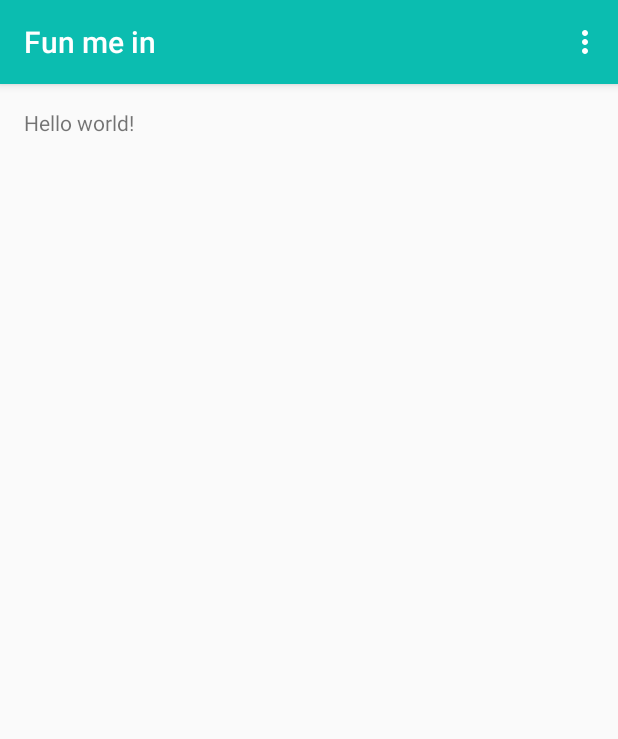
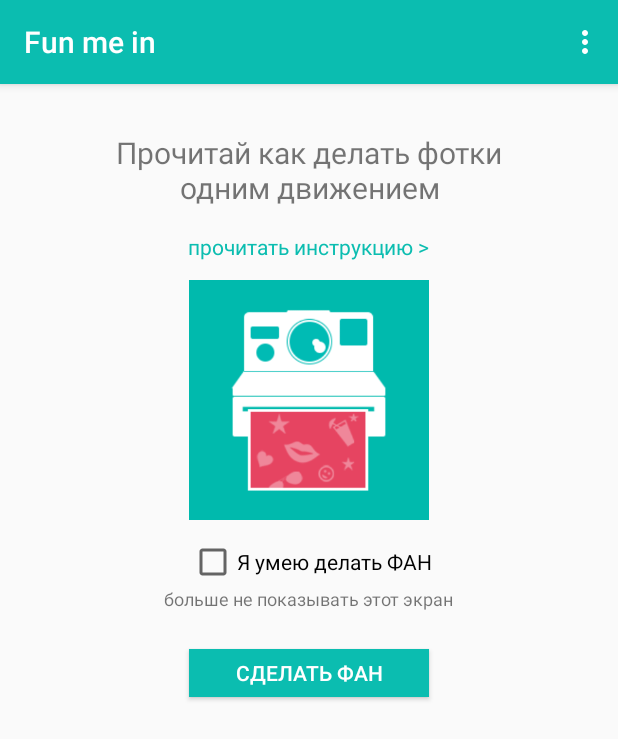
Before and after one commit to prognostic/foto-fun, an Android app: the screen it shows after launch (MainActivity), on a phone screen of 412 x 824 dp. Shown: the top 739 px of the screen. Run offline under Robolectric (Android 15) with nearby library versions, the phone set to English and light mode, and no system bars.

Commit message:
Made a welcome page.

```diff
--- a/app/src/main/res/layout/activity_main.xml
+++ b/app/src/main/res/layout/activity_main.xml
@@ -1,11 +1,76 @@
 <RelativeLayout xmlns:android="http://schemas.android.com/apk/res/android"
-    xmlns:tools="http://schemas.android.com/tools" android:layout_width="match_parent"
-    android:layout_height="match_parent" android:paddingLeft="@dimen/activity_horizontal_margin"
+    xmlns:tools="http://schemas.android.com/tools"
+    android:layout_width="fill_parent"
+    android:layout_height="match_parent"
+    android:paddingBottom="@dimen/activity_vertical_margin"
+    android:paddingLeft="@dimen/activity_horizontal_margin"
     android:paddingRight="@dimen/activity_horizontal_margin"
     android:paddingTop="@dimen/activity_vertical_margin"
-    android:paddingBottom="@dimen/activity_vertical_margin" tools:context=".MainActivity">
+    tools:context=".MainActivity">
 
-    <TextView android:text="@string/hello_world" android:layout_width="wrap_content"
-        android:layout_height="wrap_content" />
+    <TextView
+        android:layout_width="wrap_content"
+        android:layout_height="wrap_content"
+        android:text="@string/read_how_to"
+        android:textSize="20dp"
+        android:layout_marginLeft="32dp"
+        android:layout_marginRight="32dp"
+        android:gravity="center"
+        android:id="@+id/read_how_to"
+        android:layout_marginTop="16dp" />
+
+    <TextView
+        android:layout_width="wrap_content"
+        android:layout_height="wrap_content"
+        android:text="@string/go_to_tutorial"
+        android:id="@+id/textView"
+        android:layout_below="@+id/read_how_to"
+        android:layout_centerHorizontal="true"
+        android:layout_marginTop="16dp"
+        android:layout_marginBottom="16dp"
+        android:textColor="#0BBDB0" />
+
+    <ImageView
+        android:layout_width="160dp"
+        android:layout_height="160dp"
+        android:id="@+id/tutorial_logo"
+        android:layout_below="@+id/read_how_to"
+        android:layout_centerHorizontal="true"
+        android:layout_marginTop="48dp"
+        android:src="@drawable/tutorial_logo"
+        android:maxHeight="32dp"
+        android:maxWidth="32dp" />
+
+    <CheckBox
+        android:layout_width="wrap_content"
+        android:layout_height="wrap_content"
+        android:text="Я умею делать ФАН"
+        android:id="@+id/checkBox"
+        android:layout_marginTop="12dp"
+        android:checked="false"
+        android:layout_below="@+id/tutorial_logo"
+        android:layout_alignLeft="@+id/tutorial_logo"
+        android:layout_alignStart="@+id/tutorial_logo" />
+
+    <TextView
+        android:layout_width="wrap_content"
+        android:layout_height="wrap_content"
+        android:textAppearance="?android:attr/textAppearanceSmall"
+        android:text="больше не показывать этот экран"
+        android:id="@+id/textView2"
+        android:layout_below="@+id/checkBox"
+        android:layout_centerHorizontal="true"
+        android:textSize="12dp" />
+
+    <Button
+        android:layout_width="160dp"
+        android:layout_height="32dp"
+        android:text="Сделать ФАН"
+        android:id="@+id/button"
+        android:layout_below="@+id/textView2"
+        android:layout_centerHorizontal="true"
+        android:layout_marginTop="25dp"
+        android:background="#0BBDB0"
+        android:textColor="#ffffff" />
 
 </RelativeLayout>
--- a/app/src/main/res/values/strings.xml
+++ b/app/src/main/res/values/strings.xml
@@ -1,5 +1,6 @@
 <resources>
     <string name="app_name">Fun me in</string>
-    <string name="hello_world">Hello world!</string>
-    <string name="action_settings">Settings</string>
+    <string name="read_how_to">Прочитай как делать фотки одним движением</string>
+    <string name="go_to_tutorial">прочитать инструкцию ></string>
+    <string name="action_settings">Настройки</string>
 </resources>
```
Also changed, not shown: app/src/main/res/drawable/tutorial_logo.png (added).
